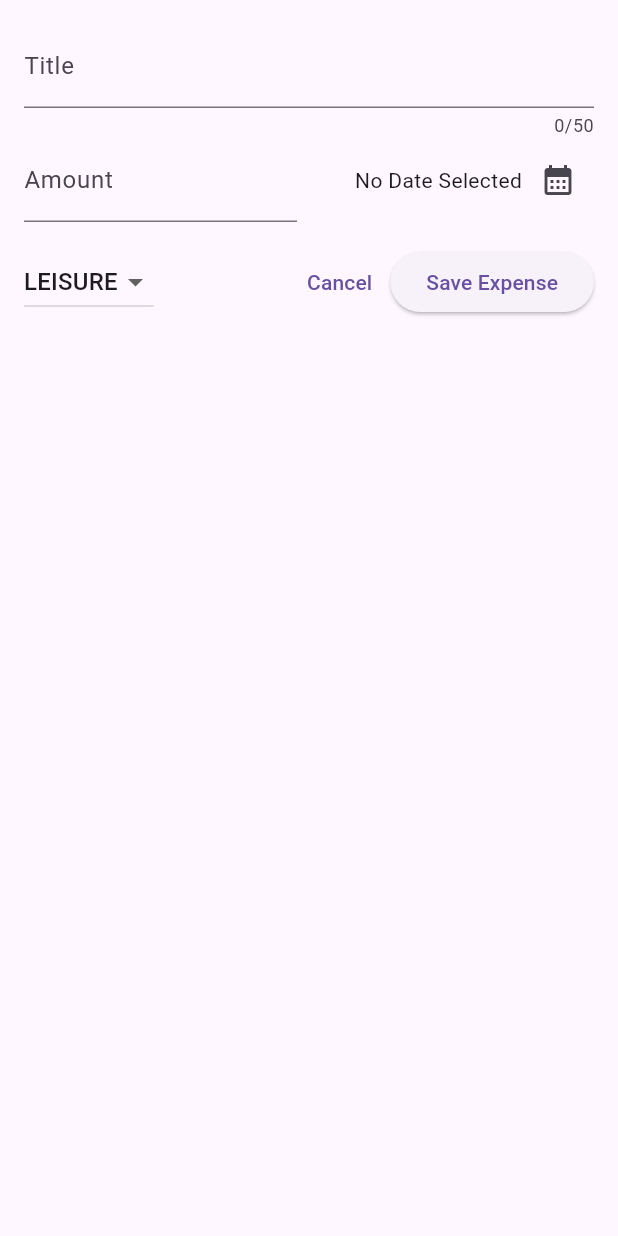
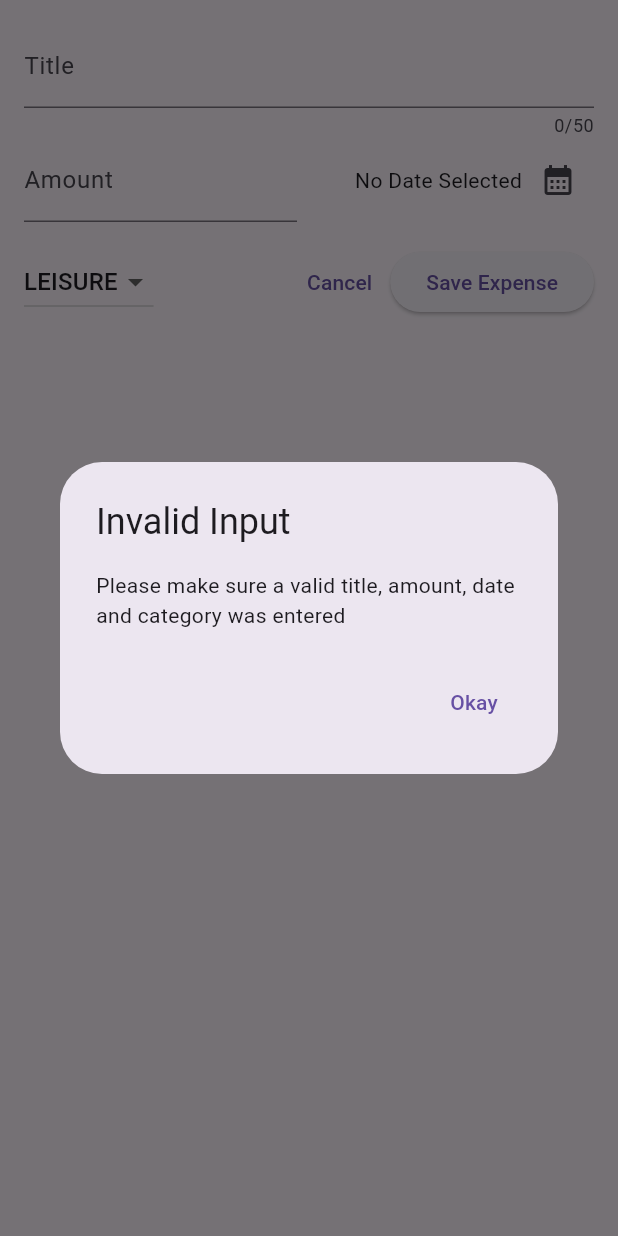
Before and after one commit to niloymamun/expenses-tracker, a Flutter app: the NewExpense widget shown alone on an empty page, opened directly, after a tap on "Save Expense", on a phone screen of 412 x 824 dp. Run offline on Flutter 3.47's test engine with Material 3 defaults, Android fonts, the phone set to English and light mode, and no system bars.

Commit message:
Validating User Input & Showing an Error Dialog

```diff
--- a/lib/widgets/expenses_list/new_expense.dart
+++ b/lib/widgets/expenses_list/new_expense.dart
@@ -37,6 +37,25 @@ class _NewExpenseState extends State<NewExpense> {
         amountIsInvalid ||
         _dateTime == null) {
       // show error message
+      showDialog(
+        context: context,
+        builder: (ctx) => AlertDialog(
+          title: Text('Invalid Input'),
+          content: Text(
+            'Please make sure a valid title, amount, date and category was entered',
+          ),
+          actions: [
+            TextButton(
+              onPressed: () {
+                Navigator.pop(ctx);
+              },
+              child: Text('Okay'),
+            ),
+          ],
+        ),
+      );
+      return;
+      // save data
     }
   }
 
```
